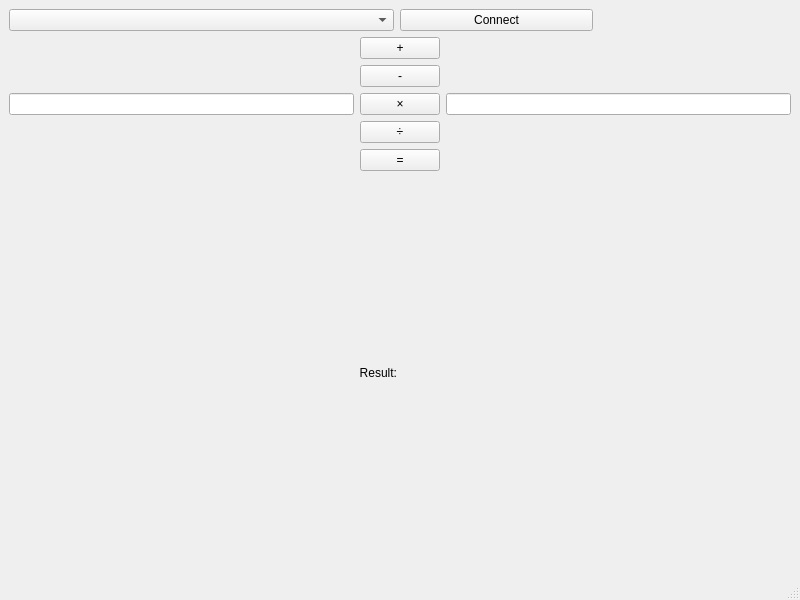
First picture: the form in GUIClient/mainwindow.ui, repository OlisCode/StudiumRechner, before the edit.
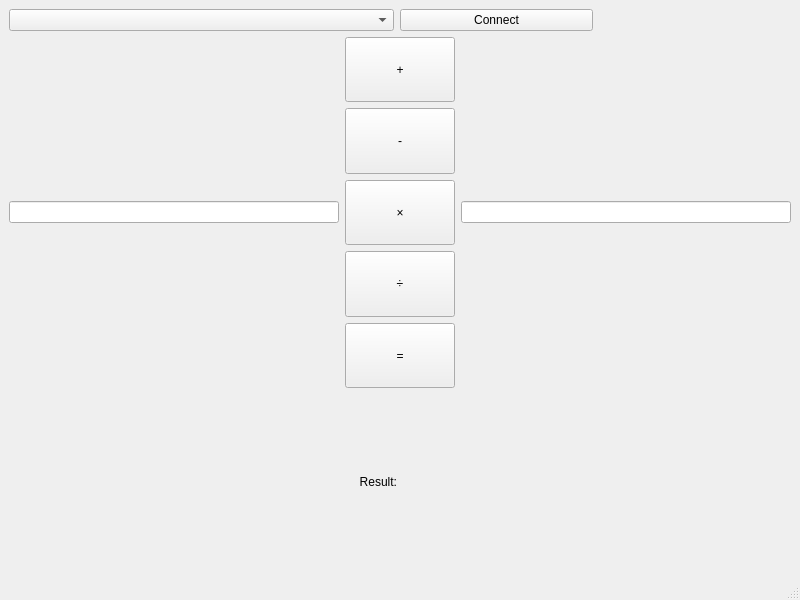
Second picture: the form after the edit.

Commit message: Make ui scale better

```diff
--- a/GUIClient/mainwindow.ui
+++ b/GUIClient/mainwindow.ui
@@ -16,7 +16,7 @@
   <widget class="QWidget" name="centralwidget">
    <layout class="QGridLayout" name="gridLayout_2">
     <item row="0" column="2">
-     <layout class="QVBoxLayout" name="verticalLayout_4" stretch="0,1">
+     <layout class="QVBoxLayout" name="verticalLayout_4" stretch="0,2,1">
       <item>
        <layout class="QHBoxLayout" name="horizontalLayout_4" stretch="4,2,2">
         <item>
@@ -52,7 +52,7 @@
        </layout>
       </item>
       <item>
-       <layout class="QHBoxLayout" name="horizontalLayout_9">
+       <layout class="QHBoxLayout" name="horizontalLayout_9" stretch="3,1,3">
         <item>
          <widget class="QLineEdit" name="lineEdit_LeftOperand">
           <property name="inputMask">
@@ -64,6 +64,12 @@
          <layout class="QVBoxLayout" name="verticalLayout_5">
           <item>
            <widget class="QPushButton" name="pushButton_add">
+            <property name="sizePolicy">
+             <sizepolicy hsizetype="MinimumExpanding" vsizetype="MinimumExpanding">
+              <horstretch>0</horstretch>
+              <verstretch>0</verstretch>
+             </sizepolicy>
+            </property>
             <property name="text">
              <string>+</string>
             </property>
@@ -74,6 +80,12 @@
           </item>
           <item>
            <widget class="QPushButton" name="pushButton_subtract">
+            <property name="sizePolicy">
+             <sizepolicy hsizetype="MinimumExpanding" vsizetype="MinimumExpanding">
+              <horstretch>0</horstretch>
+              <verstretch>0</verstretch>
+             </sizepolicy>
+            </property>
             <property name="text">
              <string>-</string>
             </property>
@@ -84,6 +96,12 @@
           </item>
           <item>
            <widget class="QPushButton" name="pushButton_multiply">
+            <property name="sizePolicy">
+             <sizepolicy hsizetype="MinimumExpanding" vsizetype="MinimumExpanding">
+              <horstretch>0</horstretch>
+              <verstretch>0</verstretch>
+             </sizepolicy>
+            </property>
             <property name="text">
              <string>×</string>
             </property>
@@ -94,6 +112,12 @@
           </item>
           <item>
            <widget class="QPushButton" name="pushButton_divide">
+            <property name="sizePolicy">
+             <sizepolicy hsizetype="MinimumExpanding" vsizetype="MinimumExpanding">
+              <horstretch>0</horstretch>
+              <verstretch>0</verstretch>
+             </sizepolicy>
+            </property>
             <property name="text">
              <string>÷</string>
             </property>
@@ -104,6 +128,12 @@
           </item>
           <item>
            <widget class="QPushButton" name="pushButton_Calculate">
+            <property name="sizePolicy">
+             <sizepolicy hsizetype="MinimumExpanding" vsizetype="MinimumExpanding">
+              <horstretch>0</horstretch>
+              <verstretch>0</verstretch>
+             </sizepolicy>
+            </property>
             <property name="text">
              <string>=</string>
             </property>
@@ -119,9 +149,7 @@
         </item>
        </layout>
       </item>
-     </layout>
-    </item>
-    <item row="1" column="2">
+      <item>
      <layout class="QHBoxLayout" name="horizontalLayout">
       <item>
        <widget class="QLabel" name="resulttextlabel">
@@ -139,6 +167,8 @@
          <string/>
         </property>
        </widget>
+        </item>
+       </layout>
       </item>
      </layout>
     </item>
```
Lines whose indentation alone changed are shown as unchanged.
